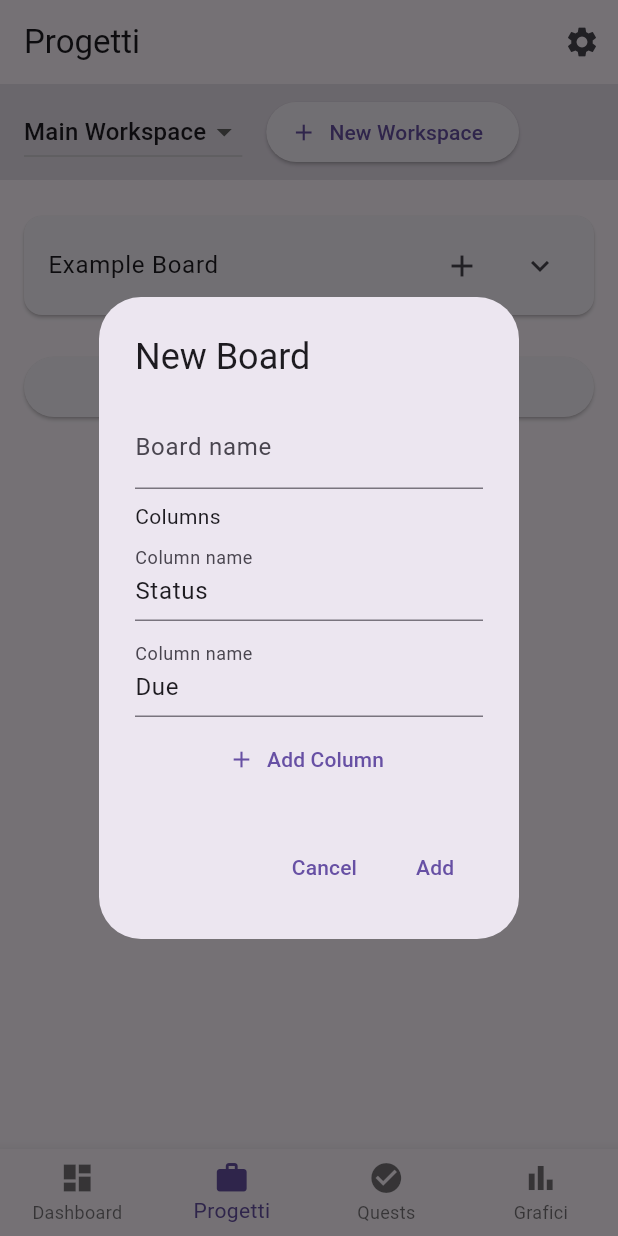
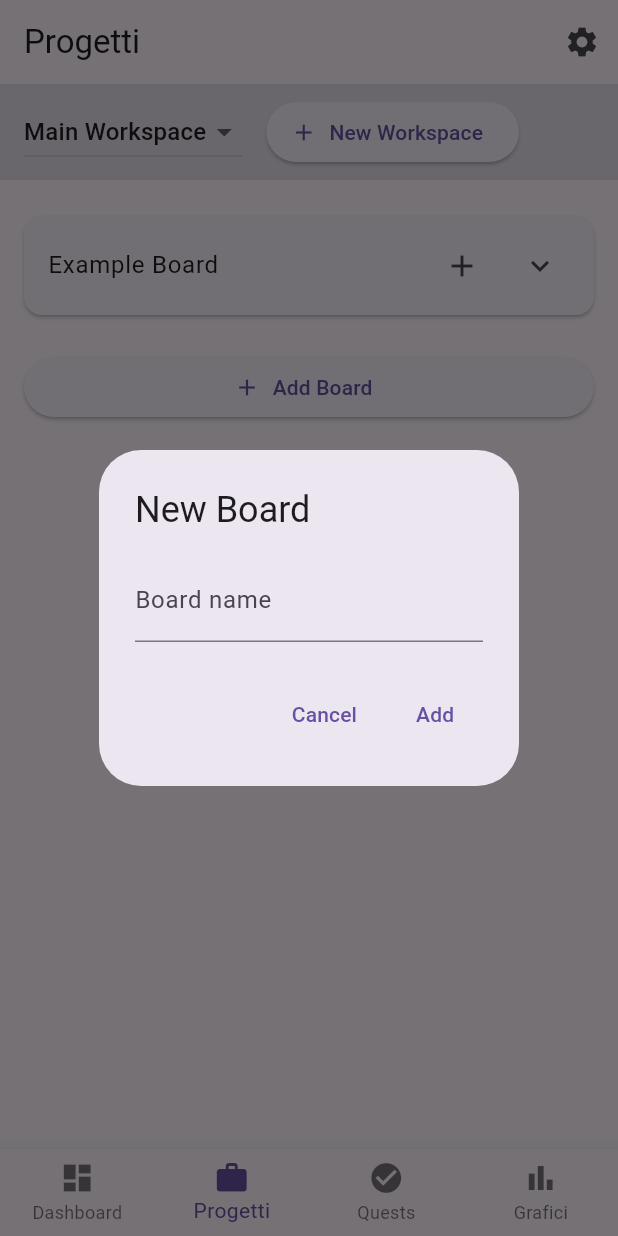
Before and after one commit to SoulArcher0507/Life-Leveling, a Flutter app: the screen it shows after launch, item 2 of the bottom bar chosen, after a tap on "Add Board", on a phone screen of 412 x 824 dp. Run offline on Flutter 3.47's test engine with Material 3 defaults, Android fonts, the light colour scheme and no system bars; our stand-ins replace shared_preferences.

Commit message:
Simplify board creation and color code statuses

```diff
--- a/lib/pages/progetti/progetti_page.dart
+++ b/lib/pages/progetti/progetti_page.dart
@@ -158,12 +158,17 @@ class _ProgettiPageState extends State<ProgettiPage> {
           style: indent > 0 ? TextStyle(color: Colors.grey[600]) : null),
     );
 
-    final row = DataRow(
-      cells: [
-        DataCell(firstCell),
-        ...item.values.map((v) => DataCell(Text(v))),
-      ],
-    );
+    final cells = <DataCell>[DataCell(firstCell)];
+    for (int i = 0; i < item.values.length; i++) {
+      final value = item.values[i];
+      TextStyle? style;
+      if (i == 0) {
+        style = TextStyle(color: _statusColor(value));
+      }
+      cells.add(DataCell(Text(value, style: style)));
+    }
+
+    final row = DataRow(cells: cells);
 
     final rows = <DataRow>[row];
     for (final sub in item.subItems) {
@@ -204,50 +209,13 @@ class _ProgettiPageState extends State<ProgettiPage> {
 
   Future<void> _showAddBoardDialog(Workspace workspace) async {
     final nameController = TextEditingController();
-    final columnControllers = <TextEditingController>[
-      TextEditingController(text: 'Status'),
-      TextEditingController(text: 'Due'),
-    ];
     await showDialog(
       context: context,
-      builder: (_) => StatefulBuilder(
-        builder: (context, setState) => AlertDialog(
+      builder: (_) => AlertDialog(
         title: const Text('New Board'),
-          content: SingleChildScrollView(
-            child: Column(
-              mainAxisSize: MainAxisSize.min,
-              children: [
-                TextField(
+        content: TextField(
           controller: nameController,
           decoration: const InputDecoration(labelText: 'Board name'),
-                ),
-                const SizedBox(height: 8),
-                const Align(
-                  alignment: Alignment.centerLeft,
-                  child: Text('Columns'),
-                ),
-                ...[
-                  for (final controller in columnControllers)
-                    Padding(
-                      padding: const EdgeInsets.symmetric(vertical: 4),
-                      child: TextField(
-                        controller: controller,
-                        decoration:
-                            const InputDecoration(labelText: 'Column name'),
-                      ),
-                    ),
-                ],
-                TextButton.icon(
-                  onPressed: () {
-                    setState(() {
-                      columnControllers.add(TextEditingController());
-                    });
-                  },
-                  icon: const Icon(Icons.add),
-                  label: const Text('Add Column'),
-                ),
-              ],
-            ),
         ),
         actions: [
           TextButton(
@@ -256,14 +224,10 @@ class _ProgettiPageState extends State<ProgettiPage> {
           ),
           TextButton(
             onPressed: () {
-                final columns = columnControllers
-                    .map((c) => c.text)
-                    .where((t) => t.trim().isNotEmpty)
-                    .toList();
               setState(() {
                 workspace.boards.add(Board(
                   name: nameController.text,
-                    columns: columns.isEmpty ? ['Status', 'Due'] : columns,
+                  columns: const ['Status', 'Due'],
                   groups: [],
                 ));
               });
@@ -272,7 +236,6 @@ class _ProgettiPageState extends State<ProgettiPage> {
             child: const Text('Add'),
           ),
         ],
-        ),
       ),
     );
   }
@@ -371,7 +334,11 @@ class _ProgettiPageState extends State<ProgettiPage> {
                 },
                 items: [
                   for (final status in kTaskStatusOptions)
-                    DropdownMenuItem(value: status, child: Text(status)),
+                    DropdownMenuItem(
+                      value: status,
+                      child: Text(status,
+                          style: TextStyle(color: _statusColor(status))),
+                    ),
                 ],
                 decoration: const InputDecoration(labelText: 'Status'),
               ),
@@ -402,6 +369,19 @@ class _ProgettiPageState extends State<ProgettiPage> {
         ),
       ),
     );
+  }
+
+  Color _statusColor(String status) {
+    switch (status) {
+      case 'Stuck':
+        return Colors.red;
+      case 'Done':
+        return Colors.green;
+      case 'Working on it':
+        return Colors.orange;
+      default:
+        return Colors.black;
+    }
   }
 
   List<Workspace> _createSampleData() {
```
Lines whose indentation alone changed are shown as unchanged.
